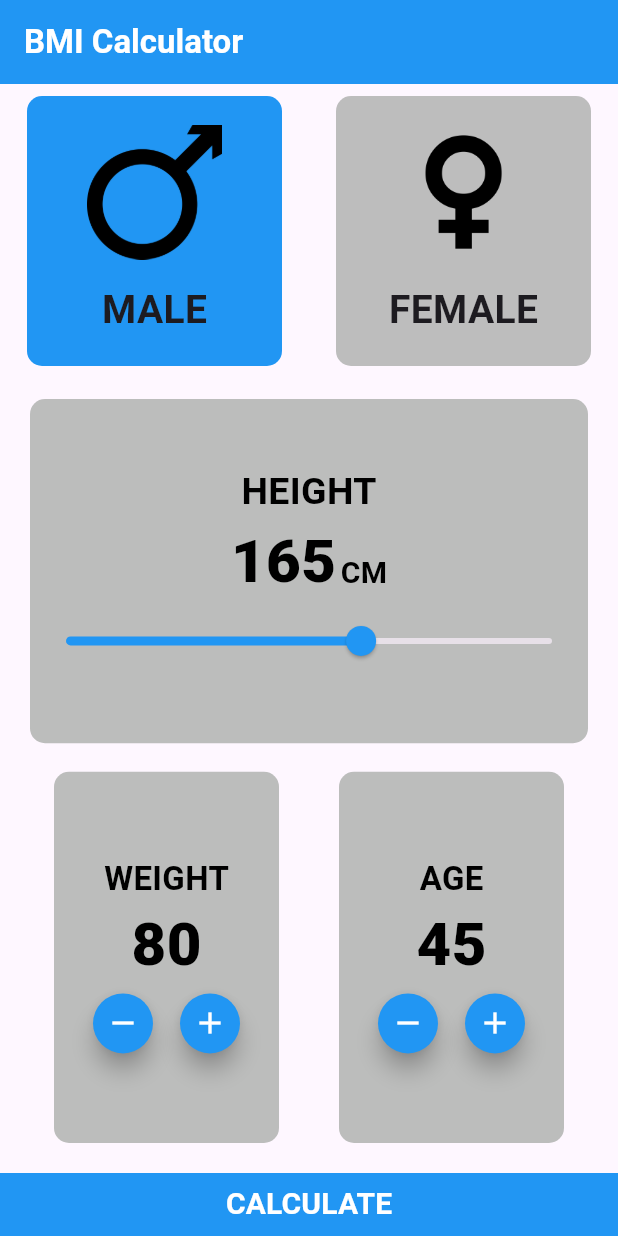
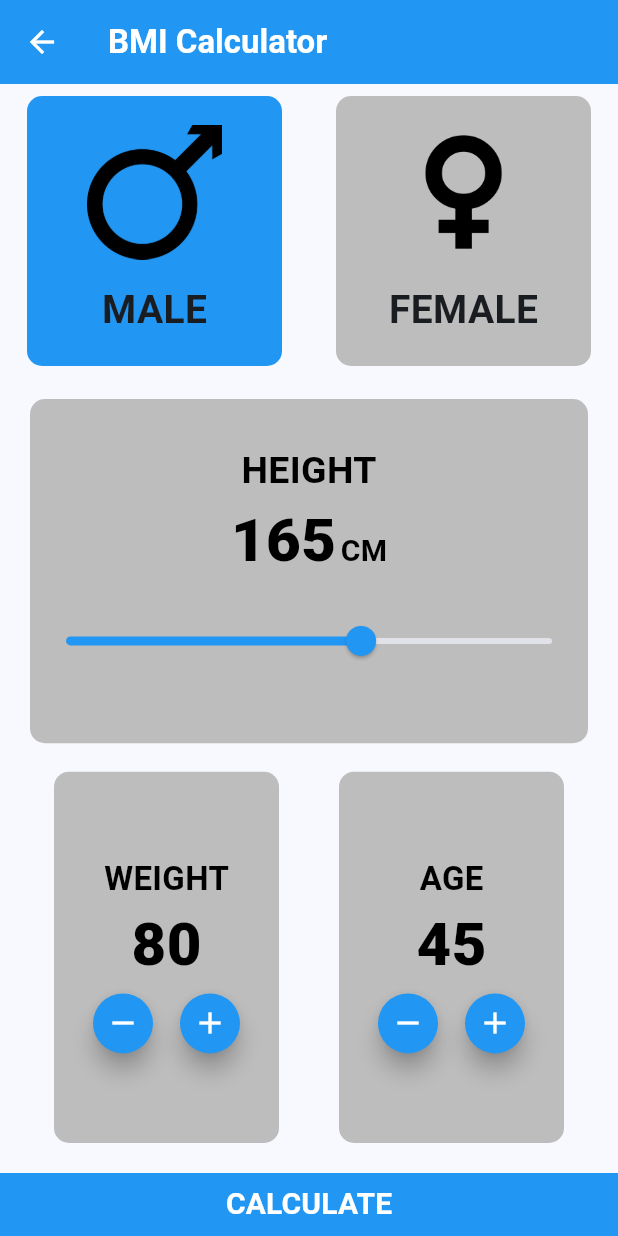
Before and after one commit to mamdouh-adel/BMI_Calculator, a Flutter app: the BMIScreen screen opened directly, on a phone screen of 412 x 824 dp. Run offline on Flutter 3.47's test engine with Material 2 defaults, Android fonts, the phone set to English and light mode, and no system bars; our stand-ins replace toast.

Commit message:
Refactor code

```diff
--- a/lib/bmi_screen.dart
+++ b/lib/modules/bmi/bmi_screen.dart
@@ -1,9 +1,10 @@
 import 'dart:math';
 
 import 'package:flutter/material.dart';
-import 'package:bmi_calculator/bmi_results_screen.dart';
+import 'package:bmi_calculator/modules/bmi/bmi_results_screen.dart';
 
-import 'constants.dart';
+import '../../shared/components/components.dart';
+import '../../shared/components/constants.dart';
 
 class BMIScreen extends StatefulWidget {
   const BMIScreen({super.key});
@@ -25,12 +26,11 @@ class _BMIScreenState extends State<BMIScreen> {
   Widget build(BuildContext context) {
     return Scaffold(
       appBar: AppBar(
+          leading: const BackButton(
+            color: Colors.white,
+          ),
           backgroundColor: Colors.blue,
-        title: const Text(
-          "BMI Calculator",
-          style: TextStyle(fontWeight: FontWeight.bold, color: Colors.white),
-        ),
-      ),
+          title: getTitleText()),
       body: Column(
         crossAxisAlignment: CrossAxisAlignment.center,
         children: [
@@ -93,11 +93,13 @@ class _BMIScreenState extends State<BMIScreen> {
                 const SizedBox(
                   height: 15.0,
                 ),
-                Text(
+                Flexible(
+                  child: Text(
                     gender,
                     style: const TextStyle(
                       fontWeight: FontWeight.bold,
                       fontSize: 26.0,
+                    ),
                   ),
                 )
               ],
@@ -120,38 +122,47 @@ class _BMIScreenState extends State<BMIScreen> {
           child: Column(
             mainAxisAlignment: MainAxisAlignment.center,
             children: [
-              const Text(
+              const Flexible(
+                child: Text(
                   "HEIGHT",
                   style: TextStyle(
                       fontSize: 25,
                       fontWeight: FontWeight.bold,
                       color: Colors.black),
                 ),
-              Row(
+              ),
+              Flexible(
+                child: Row(
                   crossAxisAlignment: CrossAxisAlignment.baseline,
                   mainAxisAlignment: MainAxisAlignment.center,
                   textBaseline: TextBaseline.alphabetic,
                   children: [
-                  Text(
+                    Flexible(
+                      child: Text(
                         "${_currentHeight.round()}",
                         style: const TextStyle(
                             fontSize: 40,
                             fontWeight: FontWeight.w900,
                             color: Colors.black),
                       ),
+                    ),
                     const SizedBox(
                       width: 3,
                     ),
-                  const Text(
+                    const Flexible(
+                      child: Text(
                         "CM",
                         style: TextStyle(
                             fontSize: 20,
                             fontWeight: FontWeight.bold,
                             color: Colors.black),
                       ),
+                    ),
                   ],
                 ),
-              Slider(
+              ),
+              Flexible(
+                child: Slider(
                     value: _currentHeight,
                     min: minSlider,
                     max: maxSlider,
@@ -161,6 +172,7 @@ class _BMIScreenState extends State<BMIScreen> {
                         _currentHeight = value;
                       });
                     }),
+              ),
             ],
           ),
         ),
@@ -183,21 +195,26 @@ class _BMIScreenState extends State<BMIScreen> {
             mainAxisAlignment: MainAxisAlignment.center,
             crossAxisAlignment: CrossAxisAlignment.center,
             children: [
-              Text(
+              Flexible(
+                child: Text(
                   title,
                   style: const TextStyle(
                       fontSize: 22,
                       fontWeight: FontWeight.bold,
                       color: Colors.black),
                 ),
-              Text(
+              ),
+              Flexible(
+                child: Text(
                   "$initialValue",
                   style: const TextStyle(
                       fontSize: 40,
                       fontWeight: FontWeight.w900,
                       color: Colors.black),
                 ),
-              Row(
+              ),
+              Flexible(
+                child: Row(
                   mainAxisAlignment: MainAxisAlignment.center,
                   children: [
                     FloatingActionButton(
@@ -224,6 +241,7 @@ class _BMIScreenState extends State<BMIScreen> {
                       child: const Icon(Icons.add),
                     ),
                   ],
+                ),
               )
             ],
           ),
--- /dev/null
+++ b/lib/shared/components/components.dart
@@ -0,0 +1,10 @@
+import 'package:flutter/material.dart';
+
+Text getTitleText(
+        {String text = "BMI Calculator",
+        FontWeight fontWeight = FontWeight.bold,
+        Color color = Colors.white}) =>
+    Text(
+      text,
+      style: TextStyle(fontWeight: fontWeight, color: color),
+    );
--- a/pubspec.yaml
+++ b/pubspec.yaml
@@ -36,6 +36,7 @@ dependencies:
   # Use with the CupertinoIcons class for iOS style icons.
   cupertino_icons: ^1.0.2
   tuple: ^2.0.2
+  toast: ^0.3.0
 
 dev_dependencies:
   flutter_test:
```
Also changed, not shown: lib/main.dart (+4 -4 lines), lib/models/user_model.dart (added, +7 -0 lines), lib/modules/bmi/bmi_results_screen.dart (renamed from lib/bmi_results_screen.dart, +3 -4 lines), lib/modules/login/login_screen.dart (renamed from lib/login_screen.dart, +19 -10 lines), lib/modules/user/users_screen.dart (renamed from lib/users_screen.dart, +2 -8 lines), lib/modules/counter/counter_screen.dart (renamed from lib/counter_screen.dart), lib/modules/messenger/messenger_screen.dart (renamed from lib/messenger_screen.dart), lib/shared/components/constants.dart (renamed from lib/constants.dart), lib/shared/styles/colors.dart (added), lib/shared/styles/styles.dart (added), pubspec.lock. Lines whose indentation alone changed are shown as unchanged.
